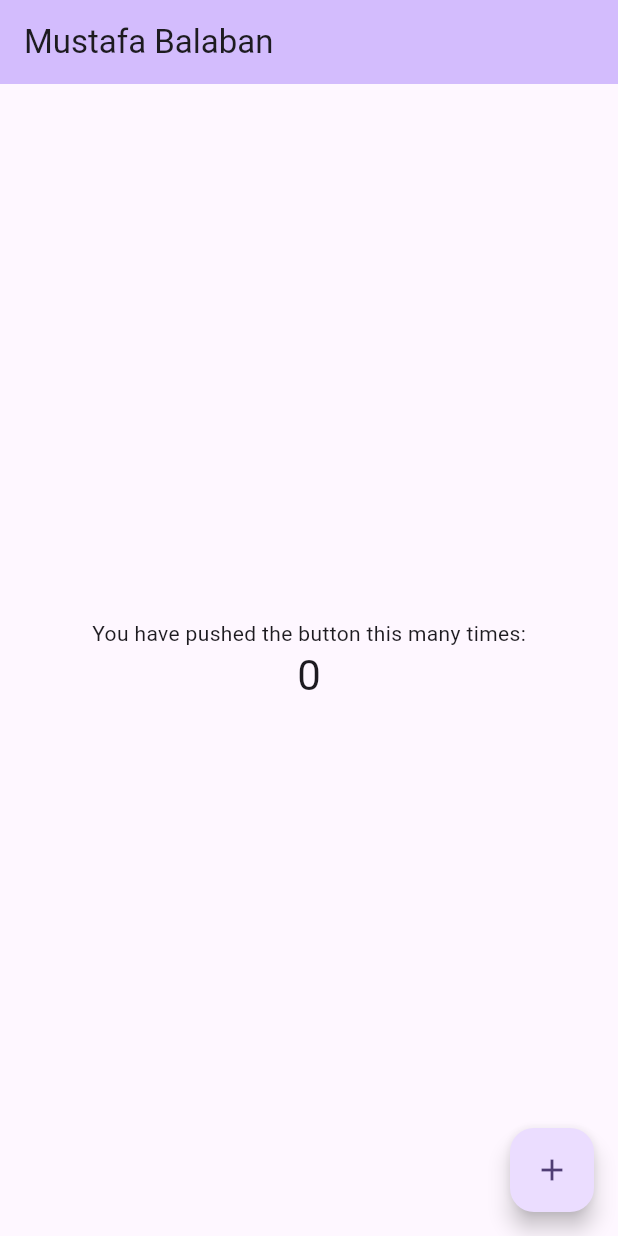
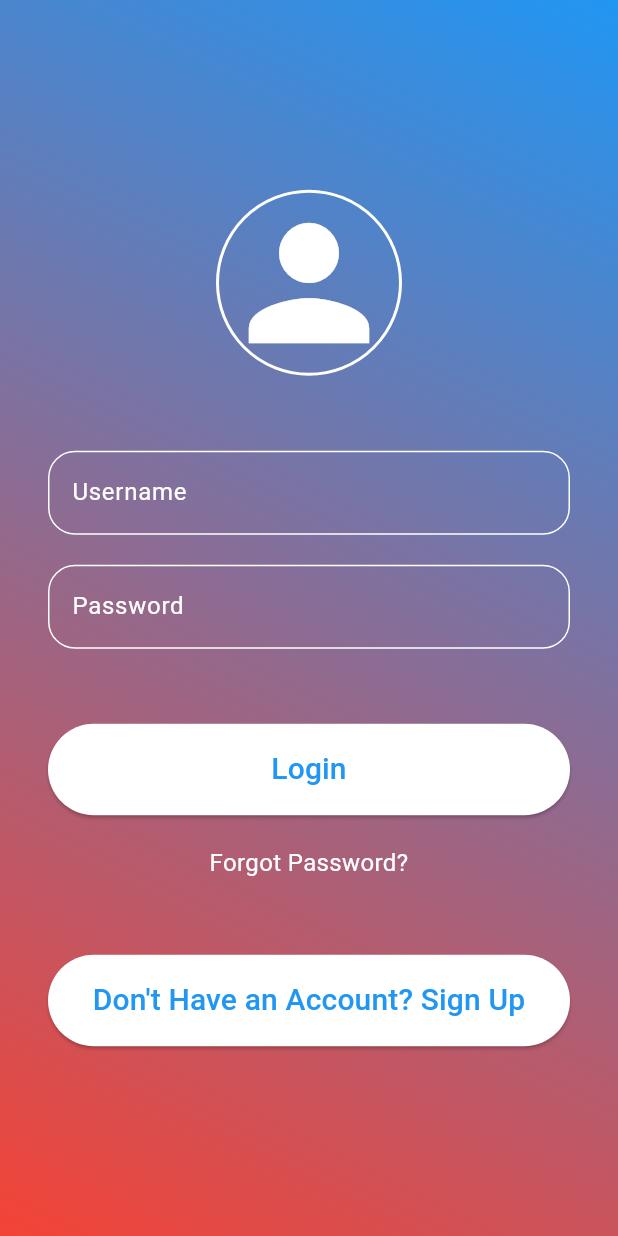
Before and after one commit to CSE396-Group10-2024/PAES-MOBILE-APPLICATION, a Flutter app: the screen it shows after launch, on a phone screen of 412 x 824 dp. Run offline on Flutter 3.47's test engine with Material 3 defaults, Android fonts, the phone set to English and light mode, and no system bars.

Commit message:
created login&signup pages

```diff
--- /dev/null
+++ b/lib/login_page.dart
@@ -0,0 +1,133 @@
+import 'package:flutter/material.dart';
+
+class LoginPage extends StatefulWidget {
+  @override
+  State<LoginPage> createState() => _LoginPageState();
+}
+
+class _LoginPageState extends State<LoginPage> {
+  TextEditingController usernameController = TextEditingController();
+  TextEditingController passwordController = TextEditingController();
+
+  @override
+  Widget build(BuildContext context) {
+    return Container(
+      decoration: const BoxDecoration(
+          gradient: LinearGradient(
+        begin: Alignment.topRight,
+        end: Alignment.bottomLeft,
+        colors: [
+          Colors.blue,
+          Colors.red,
+        ],
+      )),
+      child: Scaffold(
+        backgroundColor: Colors.transparent,
+        body: _page(),
+      ),
+    );
+  }
+
+  Widget _page() {
+    return Padding(
+      padding: const EdgeInsets.all(32.0),
+      child: Center(
+        child: Column(
+          mainAxisAlignment: MainAxisAlignment.center,
+          children: [
+            _icon(),
+            const SizedBox(height: 50),
+            _inputField("Username", usernameController),
+            const SizedBox(height: 20),
+            _inputField("Password", passwordController, isPassword: true),
+            const SizedBox(height: 50),
+            _loginBtn(),
+            const SizedBox(height: 20),
+            _extraText(),
+            const SizedBox(height: 50),
+            _signupBtn(),
+          ],
+        ),
+      ),
+    );
+  }
+
+  Widget _icon() {
+    return Container(
+      decoration: BoxDecoration(
+          border: Border.all(color: Colors.white, width: 2),
+          shape: BoxShape.circle),
+      child: const Icon(Icons.person, color: Colors.white, size: 120),
+    );
+  }
+
+  Widget _inputField(String hintText, TextEditingController controller,
+      {isPassword = false}) {
+    var border = OutlineInputBorder(
+        borderRadius: BorderRadius.circular(18),
+        borderSide: const BorderSide(color: Colors.white));
+
+    return TextField(
+      style: const TextStyle(color: Colors.white),
+      controller: controller,
+      decoration: InputDecoration(
+        hintText: hintText,
+        hintStyle: const TextStyle(color: Colors.white),
+        enabledBorder: border,
+        focusedBorder: border,
+      ),
+      obscureText: isPassword,
+    );
+  }
+
+  Widget _loginBtn() {
+    return ElevatedButton(
+      onPressed: () {
+        debugPrint("Username : " + usernameController.text);
+        debugPrint("Password : " + passwordController.text);
+      },
+      child: const SizedBox(
+          width: double.infinity,
+          child: Text(
+            "Login ",
+            textAlign: TextAlign.center,
+            style: TextStyle(fontSize: 20),
+          )),
+      style: ElevatedButton.styleFrom(
+        shape: const StadiumBorder(),
+        primary: Colors.white,
+        onPrimary: Colors.blue,
+        padding: const EdgeInsets.symmetric(vertical: 16),
+      ),
+    );
+  }
+
+  Widget _extraText() {
+    return const Text(
+      "Forgot Password?",
+      textAlign: TextAlign.center,
+      style: TextStyle(fontSize: 16, color: Colors.white),
+    );
+  }
+
+  Widget _signupBtn() {
+    return ElevatedButton(
+      onPressed: () {
+        // go to sign up page
+      },
+      child: const SizedBox(
+          width: double.infinity,
+          child: Text(
+            "Don't Have an Account? Sign Up ",
+            textAlign: TextAlign.center,
+            style: TextStyle(fontSize: 20),
+          )),
+      style: ElevatedButton.styleFrom(
+        shape: const StadiumBorder(),
+        primary: Colors.white,
+        onPrimary: Colors.blue,
+        padding: const EdgeInsets.symmetric(vertical: 16),
+      ),
+    );
+  }
+}
--- a/lib/main.dart
+++ b/lib/main.dart
@@ -1,3 +1,4 @@
+import 'package:cengproject/login_page.dart';
 import 'package:flutter/material.dart';
 
 void main() {
@@ -11,6 +12,7 @@
   @override
   Widget build(BuildContext context) {
     return MaterialApp(
+      debugShowCheckedModeBanner: false,
       title: 'Flutter Demo',
       theme: ThemeData(
         // This is the theme of your application.
@@ -31,7 +33,7 @@
         colorScheme: ColorScheme.fromSeed(seedColor: Colors.deepPurple),
         useMaterial3: true,
       ),
-      home: const MyHomePage(title: 'Mustafa Balaban'),
+      home: LoginPage(),
     );
   }
 }
```
Also changed, not shown: lib/signup_page.dart (added, +100 -0 lines).
